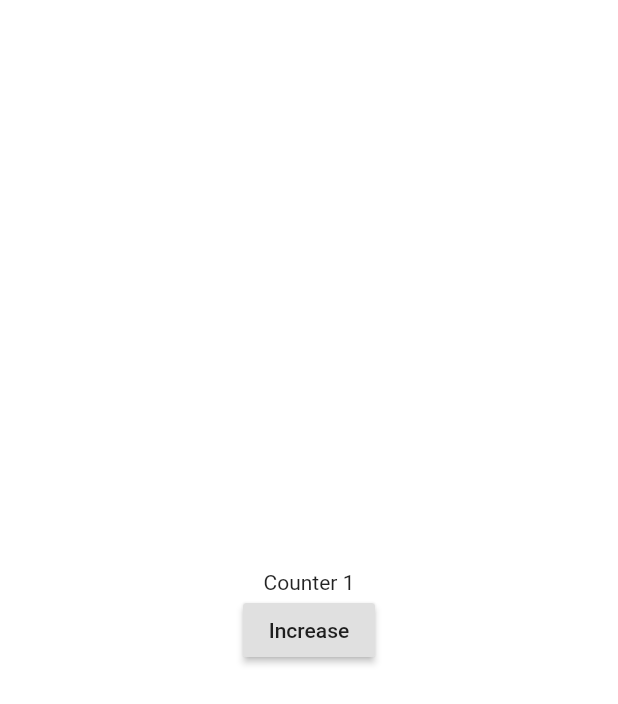
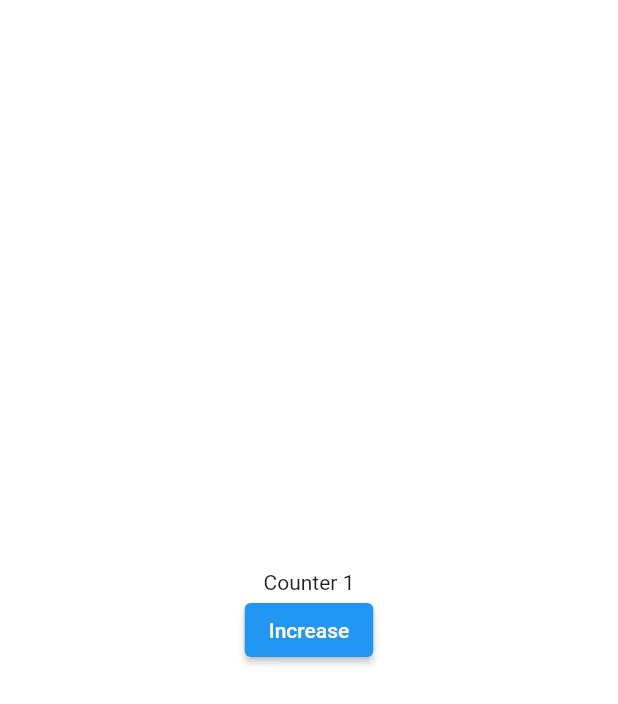
Before and after one commit to berthojoris/flutter-getx-dio, a Flutter app: the AccountPage screen opened directly, after a tap on "Increase", on a phone screen of 412 x 824 dp. Shown: the top 704 px of the screen. Run offline on Flutter 3.47's test engine with Material 2 defaults, Android fonts, the phone set to English and light mode, and no system bars; our stand-ins replace dio, get; network calls fail.

Commit message:
Run on emulator done

```diff
--- a/lib/pages/account/account_page.dart
+++ b/lib/pages/account/account_page.dart
@@ -14,9 +14,11 @@ class AccountPage extends GetView<AccountController> {
             crossAxisAlignment: CrossAxisAlignment.center,
             children: [
               Obx(() => Text("Counter ${controller.counter.value}")),
-              RaisedButton(
+              ElevatedButton(
+                onPressed: () {
+                  controller.increaseCounter();
+                },
                 child: Text("Increase"),
-                onPressed: () => controller.increaseCounter(),
               )
             ],
           ),
--- a/lib/pages/posts/components/posts_list_item.dart
+++ b/lib/pages/posts/components/posts_list_item.dart
@@ -1,6 +1,5 @@
 import 'package:flutter/cupertino.dart';
 import 'package:flutter/material.dart';
-import 'package:flutter/widgets.dart';
 import 'package:getx_app/models/post.dart';
 
 class PostsListItem extends StatelessWidget {
--- a/lib/themes/dark_theme.dart
+++ b/lib/themes/dark_theme.dart
@@ -15,11 +15,17 @@ ThemeData darkTheme = ThemeData(
   appBarTheme: AppBarTheme(
     color: Colors.black,
     elevation: 0,
-    textTheme: TextTheme(
+    toolbarTextStyle: TextTheme(
       headline6: TextStyle(
         color: Colors.white,
         fontSize: 20,
       ),
-    ),
+    ).bodyText2,
+    titleTextStyle: TextTheme(
+      headline6: TextStyle(
+        color: Colors.white,
+        fontSize: 20,
+      ),
+    ).headline6,
   ),
 );
--- a/lib/themes/light_theme.dart
+++ b/lib/themes/light_theme.dart
@@ -15,11 +15,17 @@ ThemeData lightTheme = ThemeData(
   appBarTheme: AppBarTheme(
     color: Colors.white,
     elevation: 0,
-    textTheme: TextTheme(
+    toolbarTextStyle: TextTheme(
       headline6: TextStyle(
         color: Colors.black,
         fontSize: 20,
       ),
-    ),
+    ).bodyText2,
+    titleTextStyle: TextTheme(
+      headline6: TextStyle(
+        color: Colors.black,
+        fontSize: 20,
+      ),
+    ).headline6,
   ),
 );
```
Also changed, not shown: pubspec.lock, 5 other files.
